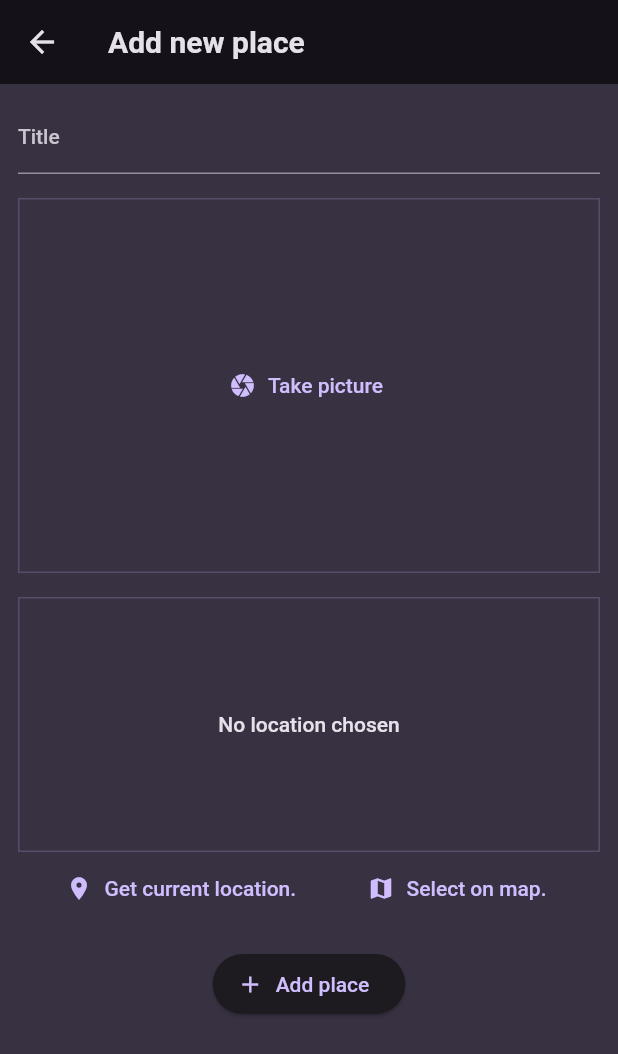
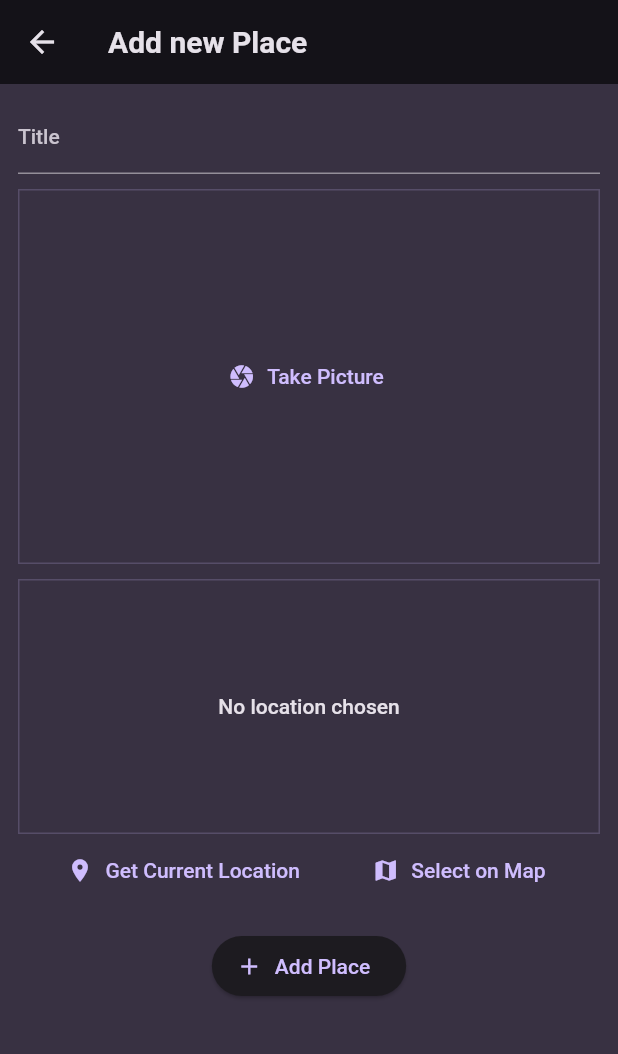
Before and after one commit to Haidaidao/favorite_places, a Flutter app: the AddPlaceScreen screen opened directly, on a phone screen of 412 x 824 dp. Shown: the top 1054 px of the screen. Run offline on Flutter 3.47's test engine with Material 2 defaults, Android fonts, the phone set to English and light mode, and no system bars; our stand-ins replace flutter_riverpod, google_fonts, google_maps_flutter, image_picker, location, sqflite; accounts and stored records are empty.

Commit message:
Second up

```diff
--- a/lib/main.dart
+++ b/lib/main.dart
@@ -1,7 +1,8 @@
-import 'package:favorite_places/screens/places.dart';
 import 'package:flutter/material.dart';
 import 'package:flutter_riverpod/flutter_riverpod.dart';
 import 'package:google_fonts/google_fonts.dart';
+
+import 'package:favorite_places/screens/places.dart';
 
 final colorScheme = ColorScheme.fromSeed(
   brightness: Brightness.dark,
@@ -28,12 +29,12 @@ final theme = ThemeData().copyWith(
 
 void main() {
   runApp(
-      const ProviderScope(child: MyApp()),
+    const ProviderScope(child: MyApp()),
   );
 }
 
 class MyApp extends StatelessWidget {
-  const MyApp({Key? key}) : super(key: key);
+  const MyApp({super.key});
 
   @override
   Widget build(BuildContext context) {
--- a/lib/models/place.dart
+++ b/lib/models/place.dart
@@ -1,22 +1,28 @@
 import 'dart:io';
-
 import 'package:uuid/uuid.dart';
 
-final uui = Uuid();
+const uuid = Uuid();
 
 class PlaceLocation {
-  const PlaceLocation(
-      {required this.latitude,
-      required this.longtitude,
-      required this.address});
+  const PlaceLocation({
+    required this.latitude,
+    required this.longitude,
+    required this.address,
+  });
 
   final double latitude;
-  final double longtitude;
+  final double longitude;
   final String address;
 }
 
 class Place {
-  Place({required this.title, required this.image, required this.location, String? id}) : id = id ?? uui.v4();
+  Place({
+    required this.title,
+    required this.image,
+    required this.location,
+    String? id,
+  }) : id = id ?? uuid.v4();
+
   final String id;
   final String title;
   final File image;
--- a/lib/screens/add_place.dart
+++ b/lib/screens/add_place.dart
@@ -1,17 +1,18 @@
 import 'dart:io';
-
 import 'package:favorite_places/models/place.dart';
+import 'package:favorite_places/widgets/location_input.dart';
+import 'package:flutter_riverpod/flutter_riverpod.dart';
+import 'package:flutter/material.dart';
+import 'package:favorite_places/widgets/image_input.dart';
 import 'package:favorite_places/providers/user_places.dart';
-import 'package:favorite_places/widgets/image_input.dart';
-import 'package:favorite_places/widgets/location_input.dart';
-import 'package:flutter/material.dart';
-import 'package:flutter_riverpod/flutter_riverpod.dart';
 
 class AddPlaceScreen extends ConsumerStatefulWidget {
   const AddPlaceScreen({super.key});
 
   @override
-  ConsumerState<AddPlaceScreen> createState() => _AddPlaceScreenState();
+  ConsumerState<AddPlaceScreen> createState() {
+    return _AddPlaceScreenState();
+  }
 }
 
 class _AddPlaceScreenState extends ConsumerState<AddPlaceScreen> {
@@ -20,64 +21,62 @@ class _AddPlaceScreenState extends ConsumerState<AddPlaceScreen> {
   PlaceLocation? _selectedLocation;
 
   void _savePlace() {
-    final enteredText = _titleController.text;
+    final enteredTitle = _titleController.text;
 
-    if (enteredText.isEmpty || _selectedImage == null || _selectedLocation == null) {
+    if (enteredTitle.isEmpty ||
+        _selectedImage == null ||
+        _selectedLocation == null) {
       return;
     }
 
     ref
         .read(userPlacesProvider.notifier)
-        .addPlace(enteredText, _selectedImage!, _selectedLocation!);
+        .addPlace(enteredTitle, _selectedImage!, _selectedLocation!);
+
     Navigator.of(context).pop();
   }
 
   @override
   void dispose() {
-    // TODO: implement dispose
+    _titleController.dispose();
     super.dispose();
-    _titleController.dispose();
   }
 
   @override
   Widget build(BuildContext context) {
     return Scaffold(
       appBar: AppBar(
-        title: const Text("Add new place"),
+        title: const Text('Add new Place'),
       ),
       body: SingleChildScrollView(
-        padding: EdgeInsets.all(12),
+        padding: const EdgeInsets.all(12),
         child: Column(
           children: [
             TextField(
-              decoration: InputDecoration(labelText: 'Title'),
+              decoration: const InputDecoration(labelText: 'Title'),
               controller: _titleController,
-              style:
-                  TextStyle(color: Theme.of(context).colorScheme.onBackground),
+              style: TextStyle(
+                color: Theme.of(context).colorScheme.onBackground,
+              ),
             ),
-            const SizedBox(
-              height: 16,
-            ),
+            const SizedBox(height: 10),
             ImageInput(
               onPickImage: (image) {
                 _selectedImage = image;
               },
             ),
-            const SizedBox(
-              height: 16,
-            ),
+            const SizedBox(height: 10),
             LocationInput(
               onSelectLocation: (location) {
                 _selectedLocation = location;
               },
             ),
-            const SizedBox(
-              height: 16,
+            const SizedBox(height: 16),
+            ElevatedButton.icon(
+              onPressed: _savePlace,
+              icon: const Icon(Icons.add),
+              label: const Text('Add Place'),
             ),
-            ElevatedButton.icon(
-                onPressed: _savePlace,
-                icon: Icon(Icons.add),
-                label: Text("Add place"))
           ],
         ),
       ),
--- a/lib/widgets/image_input.dart
+++ b/lib/widgets/image_input.dart
@@ -8,7 +8,9 @@ class ImageInput extends StatefulWidget {
   final void Function(File image) onPickImage;
 
   @override
-  State<ImageInput> createState() => _ImageInputState();
+  State<ImageInput> createState() {
+    return _ImageInputState();
+  }
 }
 
 class _ImageInputState extends State<ImageInput> {
@@ -16,9 +18,12 @@ class _ImageInputState extends State<ImageInput> {
 
   void _takePicture() async {
     final imagePicker = ImagePicker();
-    final pickedImage = await imagePicker.pickImage(source: ImageSource.camera);
+    final pickedImage =
+        await imagePicker.pickImage(source: ImageSource.camera, maxWidth: 600);
 
-    if (pickedImage == null) return;
+    if (pickedImage == null) {
+      return;
+    }
 
     setState(() {
       _selectedImage = File(pickedImage.path);
@@ -30,9 +35,10 @@ class _ImageInputState extends State<ImageInput> {
   @override
   Widget build(BuildContext context) {
     Widget content = TextButton.icon(
+      icon: const Icon(Icons.camera),
+      label: const Text('Take Picture'),
       onPressed: _takePicture,
-        icon: Icon(Icons.camera),
-        label: Text('Take picture'));
+    );
 
     if (_selectedImage != null) {
       content = GestureDetector(
@@ -42,14 +48,17 @@ class _ImageInputState extends State<ImageInput> {
           fit: BoxFit.cover,
           width: double.infinity,
           height: double.infinity,
-          ));
+        ),
+      );
     }
 
     return Container(
       decoration: BoxDecoration(
         border: Border.all(
           width: 1,
-              color: Theme.of(context).colorScheme.primary.withOpacity(0.2))),
+          color: Theme.of(context).colorScheme.primary.withOpacity(0.2),
+        ),
+      ),
       height: 250,
       width: double.infinity,
       alignment: Alignment.center,
```
Also changed, not shown: lib/providers/user_places.dart (+28 -17 lines), lib/screens/map.dart (+34 -16 lines), lib/screens/place_detail.dart (+30 -15 lines), lib/screens/places.dart (+16 -9 lines), lib/widgets/location_input.dart (+62 -49 lines), lib/widgets/places_list.dart (+19 -13 lines). Lines whose indentation alone changed are shown as unchanged.
